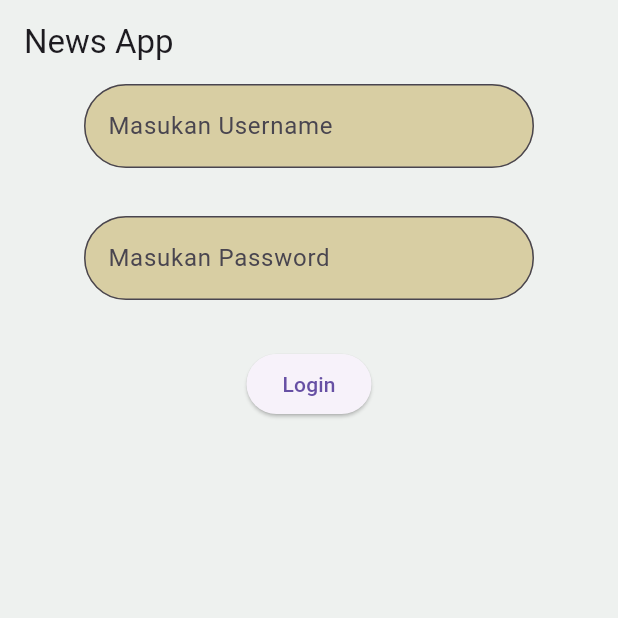
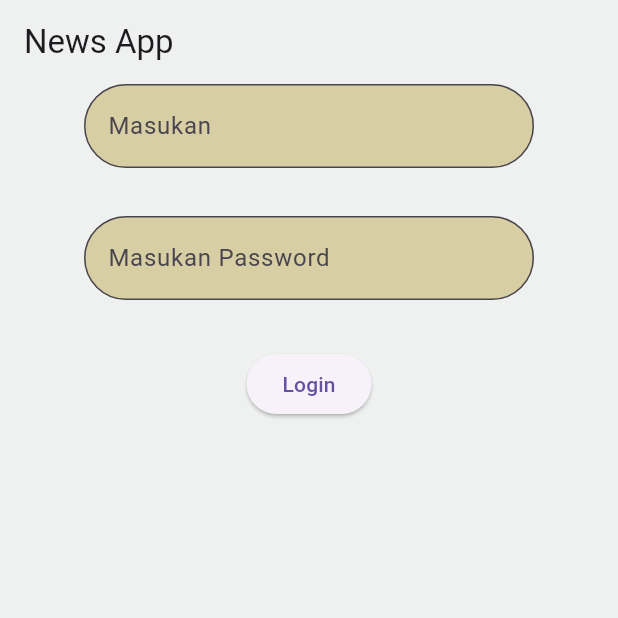
Before and after one commit to qnshafirahub/News-Article-App, a Flutter app: the screen it shows after launch, on a phone screen of 412 x 824 dp, the top half of it. Run offline on Flutter 3.47's test engine with Material 3 defaults, Android fonts, the phone set to English and light mode, and no system bars.

Commit message:
Oct 7, 2026, 1:53 PM

```diff
--- a/lib/loginpage.dart
+++ b/lib/loginpage.dart
@@ -25,6 +25,8 @@ class _LoginPageState extends State<LoginPage> {
         backgroundColor: Color.fromARGB(0, 50, 145, 145),
       ),
 
+
+
       backgroundColor: Color.fromARGB(245, 237, 240, 238),
 
       body: Column(
@@ -35,7 +37,7 @@ class _LoginPageState extends State<LoginPage> {
               child: TextFormField(
                 decoration: InputDecoration(
                   fillColor: const Color.fromARGB(255, 216, 206, 163),
-                  hintText: 'Masukan Username',
+                  hintText: 'Masukan ',
                   filled: true,
                   border: OutlineInputBorder(
                     borderRadius: BorderRadius.all(
```
Also changed, not shown: asset/buatlogin.png (renamed from asset/buat login.png).
